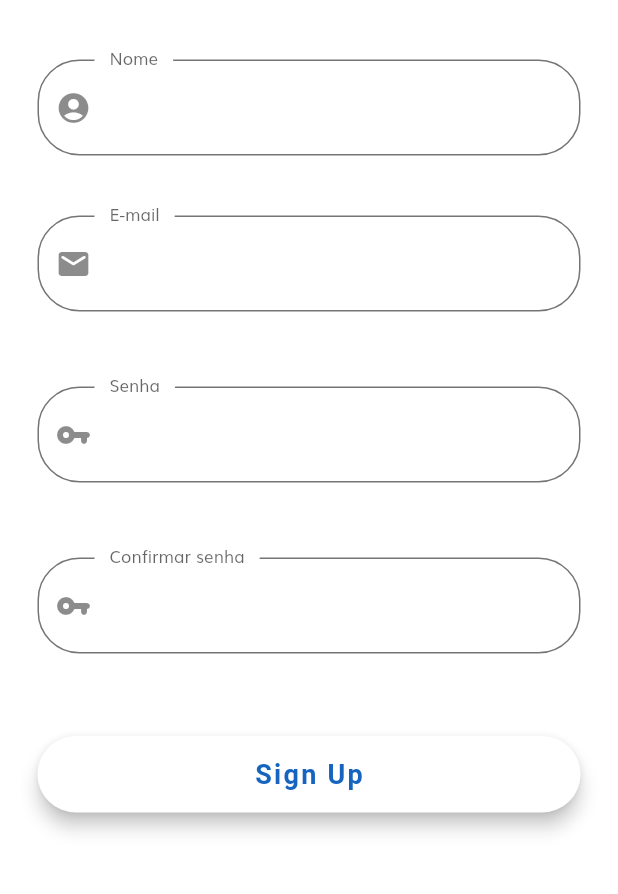
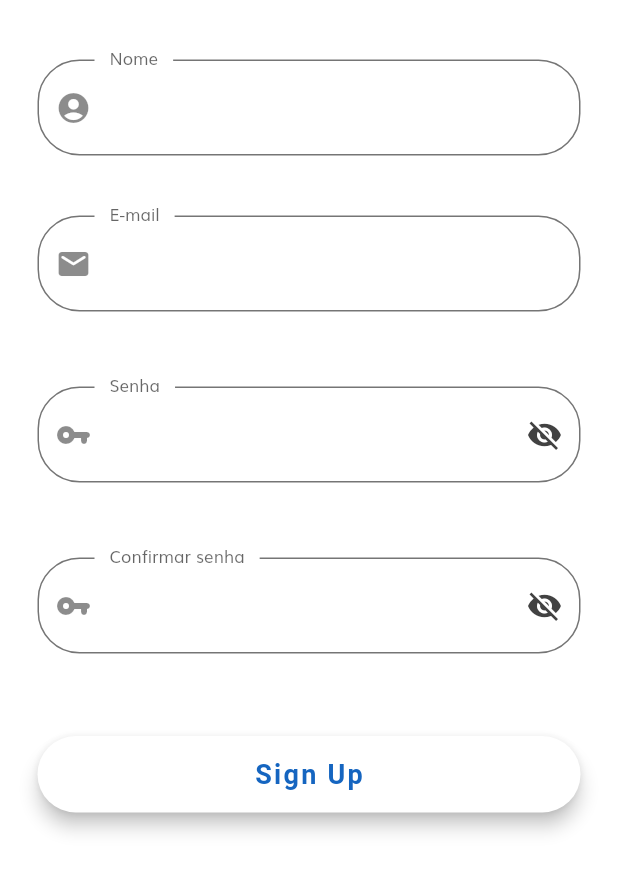
Before and after one commit to thiagoassisk8/pharma_off, a Flutter app: the CadastroUser screen opened by its route, on a phone screen of 412 x 824 dp, the part 212-1106 px from its top. Run offline on Flutter 3.47's test engine with Material 2 defaults, Android fonts, the phone set to English and light mode, and no system bars; our stand-ins replace flutter_rating_bar, flutter_svg, geolocator, google_maps_flutter; Roboto replaces fonts that are missing (OpenSans).

Commit message:
atualizacao showpassword

```diff
--- a/lib/home/Telas/Register/cadastro.dart
+++ b/lib/home/Telas/Register/cadastro.dart
@@ -22,6 +22,7 @@ class Cadastro extends State<CadastroUser> {
   String senha;
   String confirmsenha;
   bool _showPassword = false;
+  bool _showPassword2 = false;
 
   final GlobalKey<FormState> _formkey = GlobalKey<FormState>();
   final GlobalKey<FormState> _formKey2 = GlobalKey<FormState>();
@@ -96,7 +97,7 @@ class Cadastro extends State<CadastroUser> {
     return TextFormField(
       controller: _senhaController,
       keyboardType: TextInputType.visiblePassword,
-      obscureText: true,
+      obscureText: _showPassword == false ? true : false,
       decoration: InputDecoration(
         border: OutlineInputBorder(
           borderRadius: BorderRadius.all(
@@ -108,6 +109,17 @@ class Cadastro extends State<CadastroUser> {
         labelStyle: TextStyle(
           fontWeight: FontWeight.w400,
           fontSize: 15,
+        ),
+        suffixIcon: GestureDetector(
+          child: Icon(
+            _showPassword == false ? Icons.visibility_off : Icons.visibility,
+            color: Colors.grey[800],
+          ),
+          onTap: () {
+            setState(() {
+              _showPassword = !_showPassword;
+            });
+          },
         ),
       ),
       validator: (String value) {
@@ -125,7 +137,7 @@ class Cadastro extends State<CadastroUser> {
   Widget _buildConfirmaSenha() {
     return TextFormField(
       keyboardType: TextInputType.visiblePassword,
-      obscureText: true,
+      obscureText: _showPassword2 == false ? true : false,
       decoration: InputDecoration(
         border: OutlineInputBorder(
           borderRadius: BorderRadius.all(
@@ -138,7 +150,19 @@ class Cadastro extends State<CadastroUser> {
           fontWeight: FontWeight.w400,
           fontSize: 15,
         ),
+        suffixIcon: GestureDetector(
+          child: Icon(
+            _showPassword2 == false ? Icons.visibility_off : Icons.visibility,
+            color: Colors.grey[800],
+          ),
+          onTap: () {
+            setState(() {
+              _showPassword2 = !_showPassword2;
+            });
+          },
+        ),
       ),
+
       validator: (String value) {
         if (value.isEmpty) {
           return "Confirmação de senha obrigatória";
```
